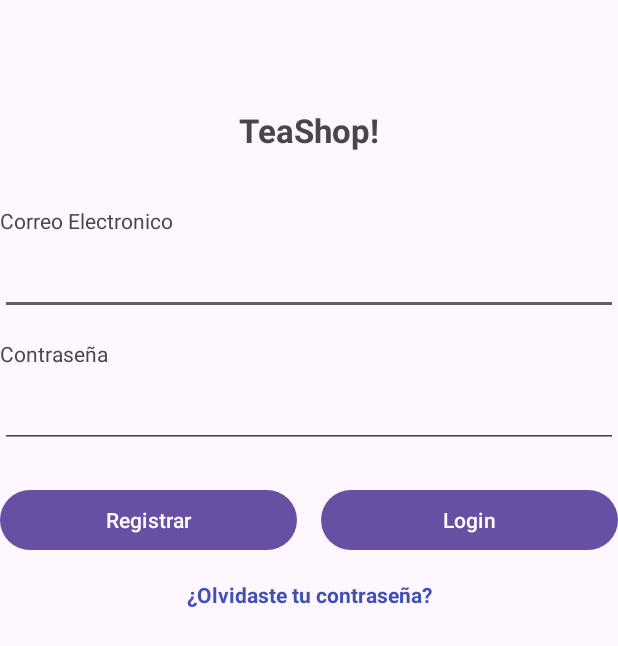
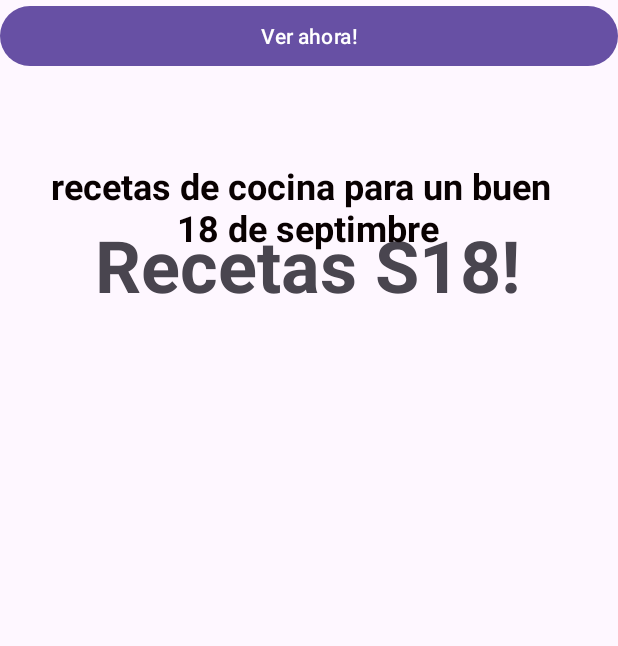
Before and after one commit to BPavez12/Ventanas-Android, an Android app: the screen it shows after launch (MainActivity), on a phone screen of 412 x 824 dp. Shown: the top 646 px of the screen. Run offline under Robolectric (Android 15) with nearby library versions, the phone set to English and light mode, and no system bars.

Commit message:
vistas de receta

```diff
--- a/app/src/main/res/layout/activity_main.xml
+++ b/app/src/main/res/layout/activity_main.xml
@@ -9,98 +9,57 @@
     android:padding="24dp">
 
     <!-- Título (TeaShop!) -->
+
+    <!-- Etiqueta: Correo Electronico -->
+
+    <!-- Campo: Email -->
+
+    <!-- Etiqueta: Contraseña -->
+
+    <!-- Campo: Password -->
+
+    <!-- Botón Registrar (izquierda) -->
+
+    <!-- Botón Login (derecha) -->
+
+    <!-- Link: Olvidé mi contraseña -->
+
     <TextView
-        android:id="@+id/textView3"
+        android:id="@+id/titulo"
         android:layout_width="wrap_content"
         android:layout_height="wrap_content"
-        android:text="TeaShop!"
-        android:textSize="22sp"
+        android:layout_marginTop="144dp"
+        android:text="Recetas S18!"
+        android:textSize="48sp"
         android:textStyle="bold"
-        app:layout_constraintTop_toTopOf="parent"
+        app:layout_constraintEnd_toEndOf="parent"
+        app:layout_constraintHorizontal_bias="0.493"
         app:layout_constraintStart_toStartOf="parent"
+        app:layout_constraintTop_toTopOf="parent" />
+
+    <Button
+        android:id="@+id/verRecetas"
+        android:layout_width="0dp"
+        android:layout_height="wrap_content"
+        android:text="Ver ahora!"
         app:layout_constraintEnd_toEndOf="parent"
-        android:layout_marginTop="72dp" />
+        app:layout_constraintHorizontal_bias="0.0"
+        app:layout_constraintStart_toStartOf="parent"
+        tools:layout_editor_absoluteY="460dp" />
 
-    <!-- Etiqueta: Correo Electronico -->
     <TextView
-        android:id="@+id/textView"
+        android:id="@+id/informacion"
         android:layout_width="wrap_content"
         android:layout_height="wrap_content"
-        android:text="Correo Electronico"
-        app:layout_constraintTop_toBottomOf="@id/textView3"
+        android:text="recetas de cocina para un buen \n              18 de septimbre"
+        android:textColor="#090101"
+        android:textSize="24sp"
+        android:textStyle="bold"
+        app:layout_constraintBottom_toTopOf="@+id/verRecetas"
+        app:layout_constraintEnd_toEndOf="parent"
+        app:layout_constraintHorizontal_bias="0.476"
         app:layout_constraintStart_toStartOf="parent"
-        android:layout_marginTop="36dp" />
-
-    <!-- Campo: Email -->
-    <EditText
-        android:id="@+id/editTextTextEmailAddress"
-        android:layout_width="0dp"
-        android:layout_height="wrap_content"
-        android:ems="10"
-        android:inputType="textEmailAddress"
-        app:layout_constraintTop_toBottomOf="@id/textView"
-        app:layout_constraintStart_toStartOf="parent"
-        app:layout_constraintEnd_toEndOf="parent"
-        android:layout_marginTop="8dp" />
-
-    <!-- Etiqueta: Contraseña -->
-    <TextView
-        android:id="@+id/textView2"
-        android:layout_width="wrap_content"
-        android:layout_height="wrap_content"
-        android:text="Contraseña"
-        app:layout_constraintTop_toBottomOf="@id/editTextTextEmailAddress"
-        app:layout_constraintStart_toStartOf="parent"
-        android:layout_marginTop="16dp" />
-
-    <!-- Campo: Password -->
-    <EditText
-        android:id="@+id/editTextTextPassword"
-        android:layout_width="0dp"
-        android:layout_height="wrap_content"
-        android:ems="10"
-        android:inputType="textPassword"
-        app:layout_constraintTop_toBottomOf="@id/textView2"
-        app:layout_constraintStart_toStartOf="parent"
-        app:layout_constraintEnd_toEndOf="parent"
-        android:layout_marginTop="8dp" />
-
-    <!-- Botón Registrar (izquierda) -->
-    <Button
-        android:id="@+id/button2"
-        android:layout_width="0dp"
-        android:layout_height="wrap_content"
-        android:text="Registrar"
-        app:layout_constraintTop_toBottomOf="@id/editTextTextPassword"
-        app:layout_constraintStart_toStartOf="parent"
-        app:layout_constraintEnd_toStartOf="@id/button"
-        android:layout_marginTop="24dp"
-        android:layout_marginEnd="8dp" />
-
-    <!-- Botón Login (derecha) -->
-    <Button
-        android:id="@+id/button"
-        android:layout_width="0dp"
-        android:layout_height="wrap_content"
-        android:text="Login"
-        app:layout_constraintTop_toTopOf="@id/button2"
-        app:layout_constraintBottom_toBottomOf="@id/button2"
-        app:layout_constraintStart_toEndOf="@id/button2"
-        app:layout_constraintEnd_toEndOf="parent"
-        android:layout_marginStart="8dp" />
-
-    <!-- Link: Olvidé mi contraseña -->
-    <TextView
-        android:id="@+id/textViewForgotPassword"
-        android:layout_width="wrap_content"
-        android:layout_height="wrap_content"
-        android:text="¿Olvidaste tu contraseña?"
-        android:textStyle="bold"
-        android:textColor="#3F51B5"
-        android:textSize="14sp"
-        app:layout_constraintTop_toBottomOf="@id/button2"
-        app:layout_constraintStart_toStartOf="parent"
-        app:layout_constraintEnd_toEndOf="parent"
-        android:layout_marginTop="16dp" />
+        app:layout_constraintTop_toBottomOf="@+id/titulo"
+        app:layout_constraintVertical_bias="0.376" />
 
 </androidx.constraintlayout.widget.ConstraintLayout>
```
Also changed, not shown: app/src/main/res/layout/activity_actividad2.xml (+63 -0 lines), app/src/main/res/layout/activity_reset_password.xml (deleted, +0 -81 lines).
